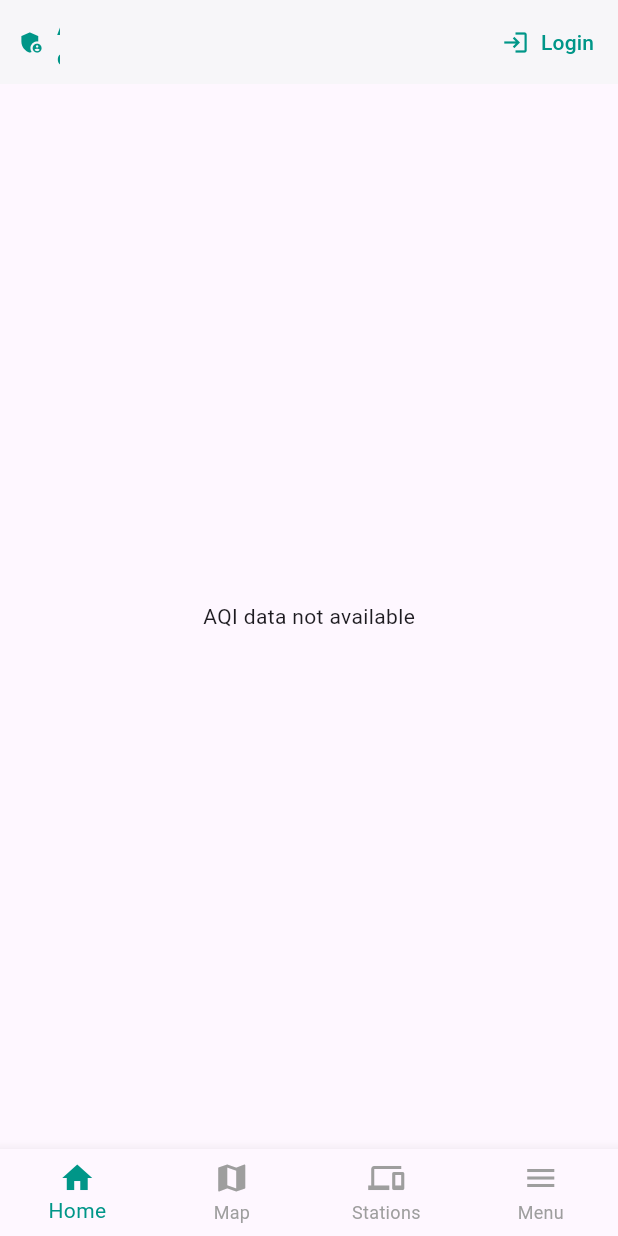
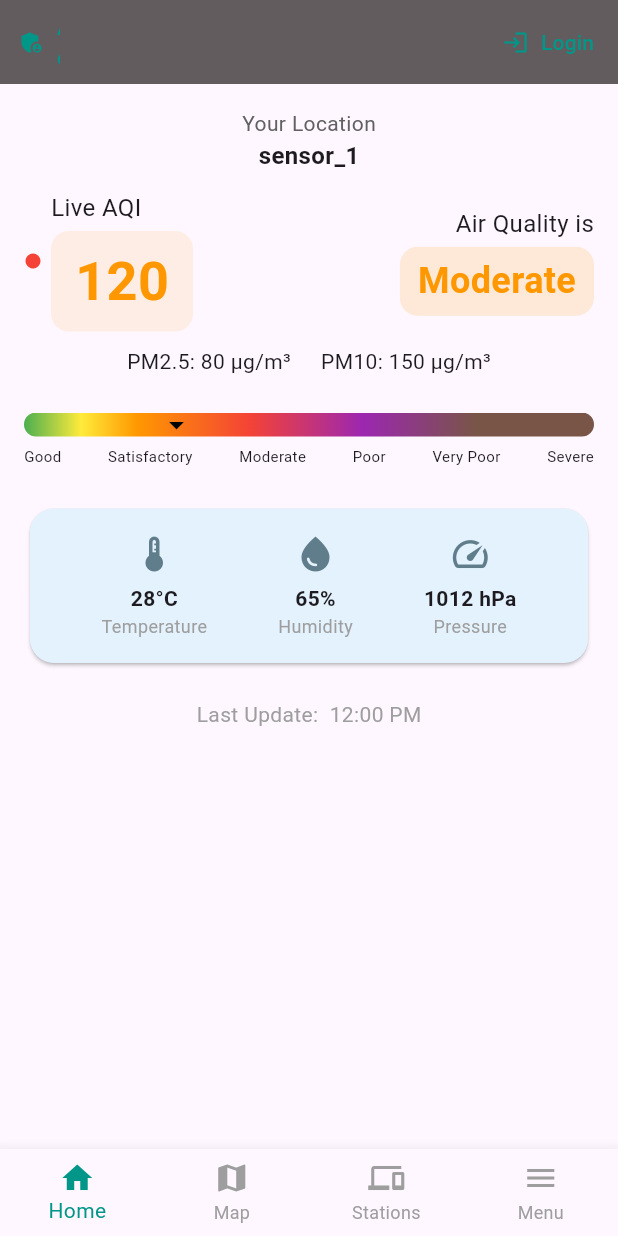
Before and after one commit to HaripriyaVR/Air_aware, a Flutter app: the screen it shows after launch, on a phone screen of 412 x 824 dp. Run offline on Flutter 3.47's test engine with Material 3 defaults, Android fonts, the phone set to English and light mode, and no system bars; our stand-ins replace cloud_firestore, firebase_core, fl_chart, geolocator, google_maps_flutter, location and 7 more; accounts and stored records are empty.

Commit message:
Updated code

```diff
--- a/Frontend/lib/home.dart
+++ b/Frontend/lib/home.dart
@@ -199,8 +199,6 @@ class _AQIDashboardPageState extends State<AQIDashboardPage> {
 
 
 
-
-
 Future<void> _refresh() async {
   if (!mounted) return;
   setState(() {
@@ -209,20 +207,14 @@ class _AQIDashboardPageState extends State<AQIDashboardPage> {
   });
 }
 
-  Color _aqiColor(int aqi) {
-    if (aqi <= 50) return Colors.green;
-    if (aqi <= 100) return Colors.yellow;
-    if (aqi <= 150) return Colors.orange;
-    if (aqi <= 200) return Colors.red;
-    if (aqi <= 300) return Colors.purple;
-    return Colors.brown;
-  }
+
+
 
   @override
   Widget build(BuildContext context) {
     return Scaffold(
       appBar: AppBar(
-  backgroundColor: Colors.white,
+        backgroundColor: const Color.fromARGB(255, 98, 92, 92),
         elevation: 1,
         title: const Text("", style: TextStyle(color: Colors.black)),
         iconTheme: const IconThemeData(color: Colors.black),
@@ -236,10 +228,7 @@ class _AQIDashboardPageState extends State<AQIDashboardPage> {
             );
           },
           icon: const Icon(Icons.admin_panel_settings, color: Colors.teal),
-    label: const Text(
-      "Admin",
-      style: TextStyle(color: Colors.teal),
-    ),
+          label: const Text("Admin", style: TextStyle(color: Colors.teal)),
         ),
 
         // 👉 Right side Login/Logout buttons
@@ -269,7 +258,6 @@ class _AQIDashboardPageState extends State<AQIDashboardPage> {
         ],
       ),
 
-
       body: RefreshIndicator(
         onRefresh: _refresh,
         child: FutureBuilder<Map<String, dynamic>?>(
@@ -279,21 +267,59 @@ class _AQIDashboardPageState extends State<AQIDashboardPage> {
               return const Center(child: CircularProgressIndicator());
             }
             if (!snapshot.hasData || snapshot.data == null) {
-              return const Center(child: Text("AQI data not available"));
+              debugPrint('[AQI] Using dummy data');
+              return _buildDashboardUI(dummyData);
+            }
+            return _buildDashboardUI(snapshot.data!);
+          },
+        ),
+      ),
+
+      // ✅ bottom nav bar is inside Scaffold
+      bottomNavigationBar: BottomNavigationBar(
+        currentIndex: _selectedIndex,
+        selectedItemColor: Colors.teal,
+        unselectedItemColor: Colors.grey,
+        type: BottomNavigationBarType.fixed,
+        items: [
+          const BottomNavigationBarItem(icon: Icon(Icons.home), label: "Home"),
+          const BottomNavigationBarItem(icon: Icon(Icons.map), label: "Map"),
+          const BottomNavigationBarItem(icon: Icon(Icons.devices), label: "Stations"),
+          if (isLoggedIn)
+            const BottomNavigationBarItem(icon: Icon(Icons.person), label: "Profile"),
+          const BottomNavigationBarItem(icon: Icon(Icons.menu), label: "Menu"),
+        ],
+        onTap: (index) {
+          if (index == 1) {
+            Navigator.pushReplacement(context, MaterialPageRoute(
+              builder: (_) => SensorMapPage(phone: widget.phone),
+            ));
+          } else if (index == 2) {
+            Navigator.pushReplacement(context, MaterialPageRoute(
+              builder: (_) => LiveGasPage(phone: widget.phone),
+            ));
+          } else if (isLoggedIn && index == 3) {
+            Navigator.push(context, MaterialPageRoute(
+              builder: (_) => ProfilePage(phone: phoneNumber ?? "Unknown"),
+            ));
+          } else if ((!isLoggedIn && index == 3) || index == 4) {
+            _showMenuOptions(context);
+          }
+          setState(() {
+            _selectedIndex = index;
+          });
+        },
+      ),
+    );
   }
 
-            final data = snapshot.data!;
-
+  /// ✅ All unpacking and UI lives here
+  Widget _buildDashboardUI(Map<String, dynamic> data) {
     final int aqi = data['aqi'] ?? 0;
     final String status = data['status'] ?? "Unknown";
-
-// Raw sensorId from backend
     final String sensorId = data['sensorId'] ?? "Unknown Sensor";
-
-// Map to friendly name for UI
     final String displaySensor = SensorNameMapper.displayName(sensorId);
 
-final String date = data['date'] ?? "N/A";
     final String time = data['time'] ?? "N/A";
     final String temp = data['temp']?.toString() ?? "N/A";
     final String hum = data['hum']?.toString() ?? "N/A";
@@ -301,20 +327,15 @@ final String pre = data['pre']?.toString() ?? "N/A";
     final String pm25 = data['readings']?['pm25']?.toString() ?? "N/A";
     final String pm10 = data['readings']?['pm10']?.toString() ?? "N/A";
 
-
     return SingleChildScrollView(
       padding: const EdgeInsets.all(16),
       child: Column(
         crossAxisAlignment: CrossAxisAlignment.center,
         children: [
-                  Text(
-    "Your Location",
-    style: TextStyle(color: Colors.grey[700], fontSize: 14),
-  ),
-  Text(
-    SensorNameMapper.displayName(sensorId),
-    style: const TextStyle(fontSize: 16, fontWeight: FontWeight.w600),
-  ),
+          Text("Your Location",
+              style: TextStyle(color: Colors.grey[700], fontSize: 14)),
+          Text(displaySensor,
+              style: const TextStyle(fontSize: 16, fontWeight: FontWeight.w600)),
           const SizedBox(height: 12),
 
           Row(
@@ -390,44 +411,6 @@ final String pm10 = data['readings']?['pm10']?.toString() ?? "N/A";
           const SizedBox(height: 20),
           Text("Last Update:  $time", style: const TextStyle(color: Colors.grey)),
         ],
-              ),
-            );
-          },
-        ),
-      ),
-      bottomNavigationBar: BottomNavigationBar(
-        currentIndex: _selectedIndex,
-        selectedItemColor: Colors.teal,
-        unselectedItemColor: Colors.grey,
-        type: BottomNavigationBarType.fixed,
-        items: [
-          const BottomNavigationBarItem(icon: Icon(Icons.home), label: "Home"),
-          const BottomNavigationBarItem(icon: Icon(Icons.map), label: "Map"),
-          const BottomNavigationBarItem(icon: Icon(Icons.devices), label: "Stations"),
-          if (isLoggedIn)
-            const BottomNavigationBarItem(icon: Icon(Icons.person), label: "Profile"),
-          const BottomNavigationBarItem(icon: Icon(Icons.menu), label: "Menu"),
-        ],
-        onTap: (index) {
-          if (index == 1) {
-            Navigator.pushReplacement(context, MaterialPageRoute(
-              builder: (_) => SensorMapPage(phone: widget.phone),
-            ));
-          } else if (index == 2) {
-            Navigator.pushReplacement(context, MaterialPageRoute(
-              builder: (_) => LiveGasPage(phone: widget.phone),
-            ));
-          } else if (isLoggedIn && index == 3) {
-            Navigator.push(context, MaterialPageRoute(
-              builder: (_) => ProfilePage(phone: phoneNumber ?? "Unknown"),
-            ));
-          } else if ((!isLoggedIn && index == 3) || index == 4) {
-            _showMenuOptions(context);
-          }
-          setState(() {
-            _selectedIndex = index;
-          });
-        },
       ),
     );
   }
@@ -577,14 +560,13 @@ final String pm10 = data['readings']?['pm10']?.toString() ?? "N/A";
               leading: const Icon(Icons.warning_amber_rounded),
               title: const Text('Support'),
               onTap: () {
-    Navigator.pop(bottomSheetContext); // Close the bottom sheet
+                Navigator.pop(bottomSheetContext);
                 Navigator.push(
                   context,
                   MaterialPageRoute(builder: (_) => const SupportPage()),
                 );
               },
             ),
-
           ],
         );
       },
@@ -593,13 +575,12 @@ final String pm10 = data['readings']?['pm10']?.toString() ?? "N/A";
 
   Future<Map<String, dynamic>> fetchForecast() async {
     final response = await http.get(
-    Uri.parse('${AppConfig.baseUrl}/api/forecast'), // ✅ API route
+      Uri.parse('${AppConfig.baseUrl}/api/forecast'),
     );
 
     if (response.statusCode == 200) {
       final Map<String, dynamic> data = json.decode(response.body);
 
-    // Build a new map of forecasts for each sensor
       final Map<String, dynamic> forecasts = {};
 
       data.forEach((sensor, sensorData) {
@@ -623,4 +604,26 @@ Future<Map<String, dynamic>> fetchForecast() async {
       throw Exception('Failed to fetch forecast data');
     }
   }
+
+  Color _aqiColor(int aqi) {
+    if (aqi <= 50) return Colors.green;
+    if (aqi <= 100) return Colors.yellow;
+    if (aqi <= 200) return Colors.orange;
+    if (aqi <= 300) return Colors.red;
+    if (aqi <= 400) return Colors.purple;
+    return Colors.brown;
   }
+}
+
+/// Dummy data for fallback
+const dummyData = {
+  "aqi": 120,
+  "status": "Moderate",
+  "sensorId": "sensor_1",
+  "date": "2025-09-08",
+  "time": "12:00 PM",
+  "temp": 28,
+  "hum": 65,
+  "pre": 1012,
+  "readings": {"pm25": 80, "pm10": 150}
+};
--- a/Frontend/lib/profile.dart
+++ b/Frontend/lib/profile.dart
@@ -274,12 +274,12 @@ Widget build(BuildContext context) {
               }
             },
           ),
-          buildProfileCard(
+          /*buildProfileCard(
             icon: Icons.group_add,
             title: "Add Family",
             color: Colors.green.shade100,
             onTap: () {},
-          ),
+          ),*/
         ],
       ),
     ),
```
Lines whose indentation alone changed are shown as unchanged.
